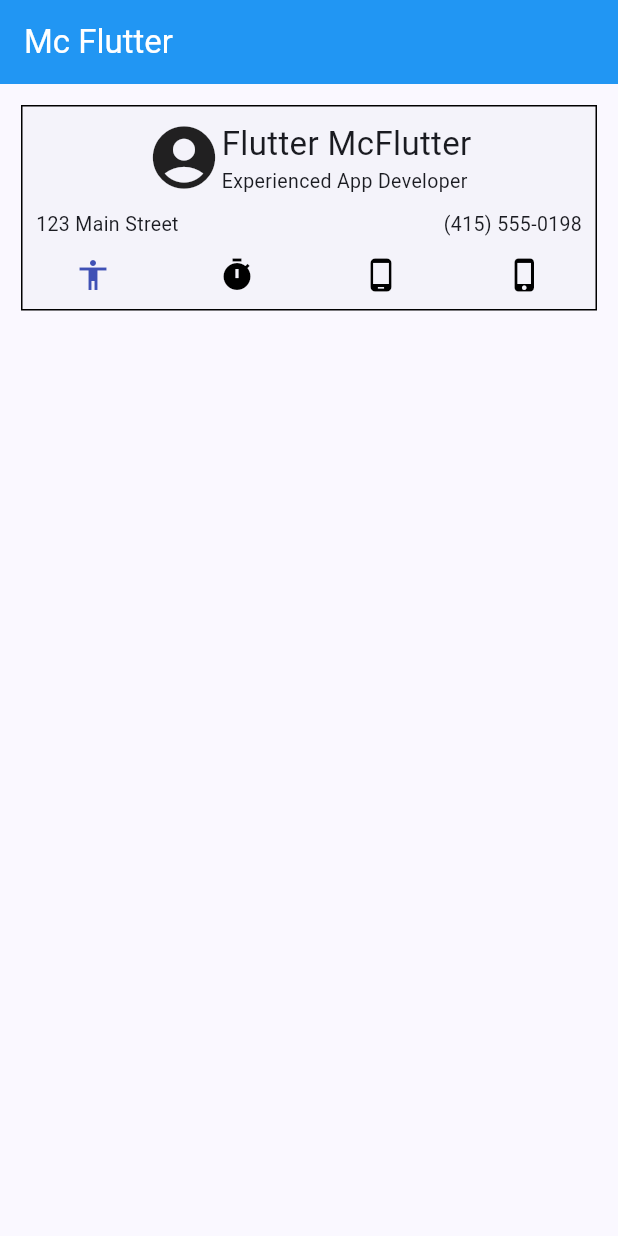
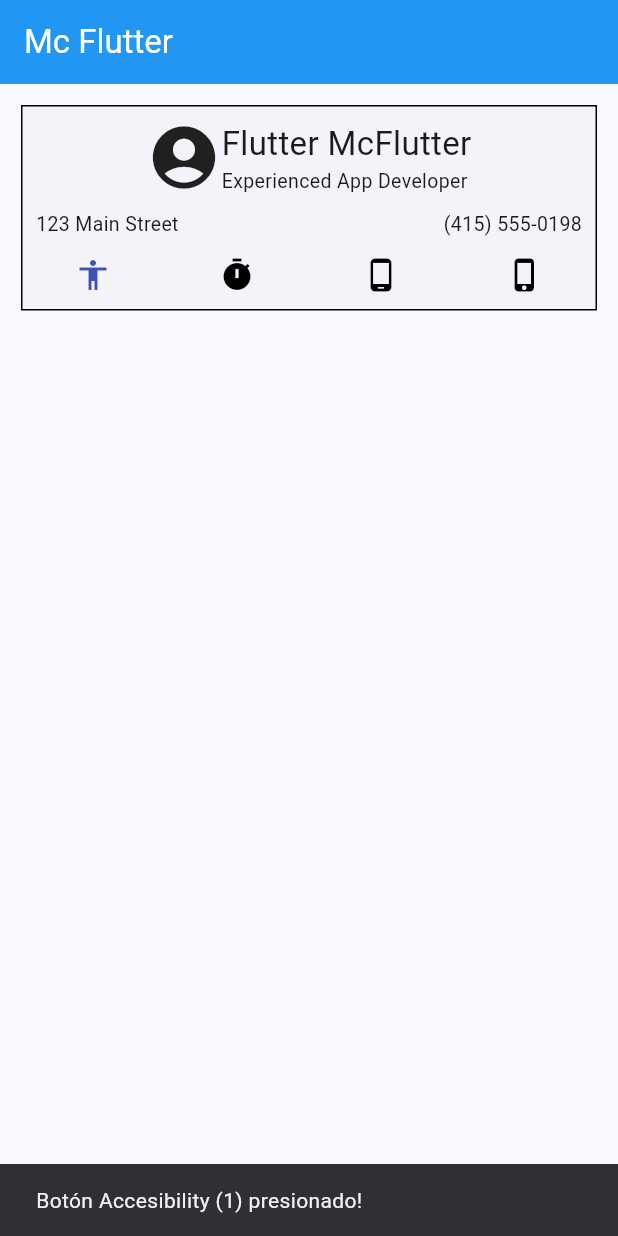
Before and after one commit to desparza13/Tareas_Programacion_Dispositivos_Moviles, a Flutter app: the screen it shows after launch, after a tap on the "accessibility" icon, on a phone screen of 412 x 824 dp. Run offline on Flutter 3.47's test engine with Material 2 defaults, Android fonts, the light colour scheme and no system bars.

Commit message:
Tarea 1 terminada: snackbars añadidos

```diff
--- a/tarea1_mcflutter/lib/main.dart
+++ b/tarea1_mcflutter/lib/main.dart
@@ -118,6 +118,11 @@ class McFlutterState extends State<McFlutter> {
                                   icon: const Icon(Icons.accessibility),
                                   color: icono1,
                                   onPressed: () {
+                                    const snackBar = SnackBar(
+                                        content: Text(
+                                            'Botón Accesibility (1) presionado!'));
+                                    ScaffoldMessenger.of(context)
+                                        .showSnackBar(snackBar);
                                     setState(() {
                                       icono1 = icono1 == Colors.black
                                           ? Colors.indigo
@@ -129,6 +134,11 @@ class McFlutterState extends State<McFlutter> {
                                   icon: const Icon(Icons.timer),
                                   color: icono2,
                                   onPressed: () {
+                                    const snackBar = SnackBar(
+                                        content: Text(
+                                            'Botón Timer (2) presionado!'));
+                                    ScaffoldMessenger.of(context)
+                                        .showSnackBar(snackBar);
                                     setState(() {
                                       icono2 = icono2 == Colors.black
                                           ? Colors.indigo
@@ -140,6 +150,11 @@ class McFlutterState extends State<McFlutter> {
                                   icon: const Icon(Icons.phone_android),
                                   color: icono3,
                                   onPressed: () {
+                                    const snackBar = SnackBar(
+                                        content: Text(
+                                            'Botón Android (3) presionado!'));
+                                    ScaffoldMessenger.of(context)
+                                        .showSnackBar(snackBar);
                                     setState(() {
                                       icono3 = icono3 == Colors.black
                                           ? Colors.indigo
@@ -151,6 +166,11 @@ class McFlutterState extends State<McFlutter> {
                                   icon: const Icon(Icons.phone_iphone),
                                   color: icono4,
                                   onPressed: () {
+                                    const snackBar = SnackBar(
+                                        content: Text(
+                                            'Botón iPhone (4) presionado!'));
+                                    ScaffoldMessenger.of(context)
+                                        .showSnackBar(snackBar);
                                     setState(() {
                                       icono4 = icono4 == Colors.black
                                           ? Colors.indigo
@@ -163,6 +183,7 @@ class McFlutterState extends State<McFlutter> {
                   )),
             )
           ],
-        ));
+        )
+      );
   }
 }
```
